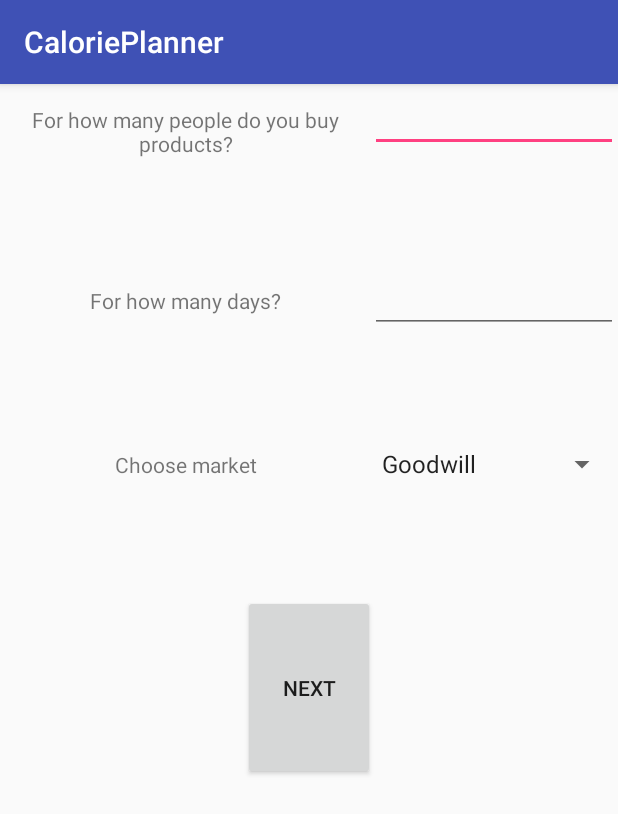
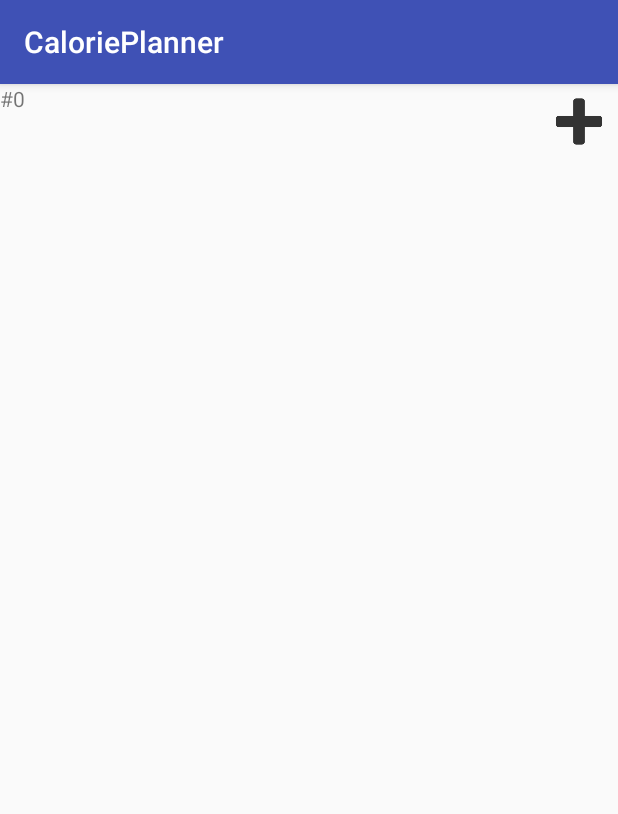
Before and after one commit to GiorgiSheklashvili/CaloriePlanner, an Android app: the screen it shows after launch (MainActivity), on a phone screen of 412 x 824 dp. Shown: the top 814 px of the screen. Run offline under Robolectric (Android 15) with nearby library versions, the phone set to English and light mode, and no system bars; libraries missing offline, so code that uses them is left out: io.realm; 3 statements that could not run were skipped.

Commit message:
recyclerview added

```diff
--- a/app/build.gradle
+++ b/app/build.gradle
@@ -25,7 +25,9 @@ dependencies {
     androidTestCompile('com.android.support.test.espresso:espresso-core:2.2.2', {
         exclude group: 'com.android.support', module: 'support-annotations'
     })
-    compile 'com.android.support:appcompat-v7:25.1.1'
-    compile 'com.android.support.constraint:constraint-layout:+'
+    compile 'com.android.support:appcompat-v7:25.2.0'
+    compile 'com.android.support:recyclerview-v7:25.2.0'
+    compile 'com.android.support.constraint:constraint-layout:1.0.2'
+    compile 'com.android.support:support-v4:25.2.0'
     testCompile 'junit:junit:4.12'
 }
--- /dev/null
+++ b/app/src/main/java/home/gio/calorieplanner/presenter/CustomAdapter.java
@@ -0,0 +1,58 @@
+package home.gio.calorieplanner.presenter;
+
+
+import android.support.v7.widget.RecyclerView;
+import android.view.LayoutInflater;
+import android.view.View;
+import android.view.ViewGroup;
+import android.widget.ImageView;
+import android.widget.TextView;
+
+import home.gio.calorieplanner.R;
+
+public class CustomAdapter extends RecyclerView.Adapter<CustomAdapter.ViewHolder> {
+    private int count;
+
+
+    public CustomAdapter(int count) {
+        this.count = count;
+    }
+
+    @Override
+    public ViewHolder onCreateViewHolder(ViewGroup parent, int viewType) {
+        View view = LayoutInflater.from(parent.getContext()).inflate(R.layout.row_item, parent, false);
+        return new ViewHolder(view);
+    }
+
+    @Override
+    public void onBindViewHolder(ViewHolder holder, int position) {
+        holder.enumTextView.setText("#" + Integer.toString(position));
+        holder.plusImageView.setImageResource(R.drawable.plus);
+    }
+
+    @Override
+    public int getItemCount() {
+        if (count == 0)
+            return 1;
+        else
+            return count;
+    }
+
+    public int getCount() {
+        return count;
+    }
+
+
+    public static class ViewHolder extends RecyclerView.ViewHolder {
+        private TextView enumTextView;
+        private ImageView plusImageView;
+        private View middleView;
+
+        public ViewHolder(View itemView) {
+            super(itemView);
+            enumTextView = (TextView) itemView.findViewById(R.id.enumTextView);
+            plusImageView = (ImageView) itemView.findViewById(R.id.plusMinusImageView);
+            middleView = itemView.findViewById(R.id.emptyView);
+        }
+    }
+}
--- a/app/src/main/java/home/gio/calorieplanner/view/MainActivity.java
+++ b/app/src/main/java/home/gio/calorieplanner/view/MainActivity.java
@@ -14,19 +14,16 @@ import io.realm.Realm;
 import io.realm.RealmQuery;
 import io.realm.RealmResults;
 
-public class MainActivity extends AppCompatActivity implements AdapterView.OnItemSelectedListener {
-    private TextView txt1;
+public class MainActivity extends AppCompatActivity{
+//    private TextView txt1;
 
     @Override
     protected void onCreate(Bundle savedInstanceState) {
         super.onCreate(savedInstanceState);
         setContentView(R.layout.activity_main);
-        Spinner spinner = (Spinner) findViewById(R.id.marketsSpinner);
-        ArrayAdapter<CharSequence> adapter = ArrayAdapter.createFromResource(this,
-                R.array.markets_array, android.R.layout.simple_spinner_item);
-        adapter.setDropDownViewResource(android.R.layout.simple_spinner_dropdown_item);
-        spinner.setAdapter(adapter);
-        spinner.setOnItemSelectedListener(this);
+        MainFragment mainFragment=new MainFragment();
+        getSupportFragmentManager().beginTransaction().add(R.id.fragment_main_container,mainFragment).commit();
+
 //        txt1=(TextView) findViewById(R.id.textView);
 //        Realm realm = Realm.getDefaultInstance();
 //        realm.beginTransaction();
@@ -44,13 +41,4 @@ public class MainActivity extends AppCompatActivity implements AdapterView.OnIte
 //        txt1.setText(result1.get(0).getName());
     }
 
-    @Override
-    public void onItemSelected(AdapterView<?> adapterView, View view, int i, long l) {
-
-    }
-
-    @Override
-    public void onNothingSelected(AdapterView<?> adapterView) {
-
-    }
 }
--- /dev/null
+++ b/app/src/main/java/home/gio/calorieplanner/view/MainFragment.java
@@ -0,0 +1,88 @@
+package home.gio.calorieplanner.view;
+
+import android.content.Context;
+import android.net.Uri;
+import android.os.Bundle;
+import android.support.annotation.Nullable;
+import android.support.v4.app.Fragment;
+import android.support.v7.widget.LinearLayoutManager;
+import android.support.v7.widget.RecyclerView;
+import android.view.LayoutInflater;
+import android.view.View;
+import android.view.ViewGroup;
+import android.widget.AdapterView;
+import android.widget.ArrayAdapter;
+import android.widget.Spinner;
+
+import home.gio.calorieplanner.R;
+import home.gio.calorieplanner.presenter.CustomAdapter;
+
+
+public class MainFragment extends Fragment implements AdapterView.OnItemSelectedListener  {
+    private RecyclerView mRecyclerView;
+    private RecyclerView.Adapter mAdapter;
+    private RecyclerView.LayoutManager mLayoutManager;
+
+    public MainFragment() {
+        // Required empty public constructor
+    }
+
+    @Override
+    public void onCreate(Bundle savedInstanceState) {
+        super.onCreate(savedInstanceState);
+    }
+
+    @Override
+    public View onCreateView(LayoutInflater inflater, ViewGroup container,
+                             Bundle savedInstanceState) {
+        View rootView=inflater.inflate(R.layout.fragment_main,container,false);
+        mRecyclerView=(RecyclerView)rootView.findViewById(R.id.recycler_View);
+        mLayoutManager=new LinearLayoutManager(getActivity());
+        mRecyclerView.setLayoutManager(mLayoutManager);
+        mAdapter=new CustomAdapter(0);
+
+        mRecyclerView.setAdapter(mAdapter);
+        return rootView;
+}
+
+    @Override
+    public void onViewCreated(View view, @Nullable Bundle savedInstanceState) {
+        super.onViewCreated(view, savedInstanceState);
+    }
+
+    @Override
+    public void onAttach(Context context) {
+        super.onAttach(context);
+
+    }
+
+    @Override
+    public void onDetach() {
+        super.onDetach();
+    }
+
+    @Override
+    public void onItemSelected(AdapterView<?> adapterView, View view, int i, long l) {
+
+    }
+
+    @Override
+    public void onNothingSelected(AdapterView<?> adapterView) {
+
+    }
+
+    /**
+     * This interface must be implemented by activities that contain this
+     * fragment to allow an interaction in this fragment to be communicated
+     * to the activity and potentially other fragments contained in that
+     * activity.
+     * <p>
+     * See the Android Training lesson <a href=
+     * "http://developer.android.com/training/basics/fragments/communicating.html"
+     * >Communicating with Other Fragments</a> for more information.
+     */
+    public interface OnFragmentInteractionListener {
+        // TODO: Update argument type and name
+        void onFragmentInteraction(Uri uri);
+    }
+}
--- a/app/src/main/res/layout/activity_main.xml
+++ b/app/src/main/res/layout/activity_main.xml
@@ -1,74 +1,6 @@
-<?xml version="1.0" encoding="utf-8"?>
-<LinearLayout xmlns:android="http://schemas.android.com/apk/res/android"
-    xmlns:tools="http://schemas.android.com/tools"
+<FrameLayout xmlns:android="http://schemas.android.com/apk/res/android"
+    android:id="@+id/fragment_main_container"
     android:layout_width="match_parent"
-    android:layout_height="match_parent"
-    android:orientation="vertical"
-    android:weightSum="8"
-    >
+    android:layout_height="match_parent">
 
-    <LinearLayout
-        android:layout_weight="1"
-        android:layout_width="match_parent"
-        android:layout_height="wrap_content"
-        android:orientation="horizontal">
-        <TextView
-            android:id="@+id/PeopleTextView"
-            android:layout_width="0dp"
-            android:layout_height="wrap_content"
-            android:layout_weight="3"
-            android:gravity="center"
-            android:text="@string/people" />
-
-        <EditText
-            android:id="@+id/peopleEditText"
-            android:layout_width="0dp"
-            android:layout_height="wrap_content"
-            android:layout_weight="2" />
-    </LinearLayout>
-    <LinearLayout
-        android:layout_weight="1"
-        android:layout_width="match_parent"
-        android:layout_height="wrap_content"
-        android:orientation="horizontal">
-        <TextView
-            android:id="@+id/daysTextView"
-            android:layout_width="0dp"
-            android:layout_height="wrap_content"
-            android:layout_weight="3"
-            android:gravity="center"
-            android:text="@string/days" />
-
-        <EditText
-            android:id="@+id/daysEditText"
-            android:layout_width="0dp"
-            android:layout_height="wrap_content"
-            android:layout_weight="2" />
-    </LinearLayout>
-    <LinearLayout
-        android:layout_width="match_parent"
-        android:layout_height="wrap_content"
-        android:layout_weight="1"
-        android:orientation="horizontal">
-        <TextView
-            android:id="@+id/marketTextView"
-            android:layout_width="0dp"
-            android:layout_height="wrap_content"
-            android:layout_weight="3"
-            android:gravity="center"
-            android:text="@string/market" />
-        <Spinner
-            android:id="@+id/marketsSpinner"
-            android:layout_width="0dp"
-            android:layout_height="wrap_content"
-            android:layout_weight="2" />
-    </LinearLayout>
-    <Button
-        android:layout_width="wrap_content"
-        android:layout_height="wrap_content"
-        android:text="@string/next"
-        android:layout_weight="1"
-        android:layout_gravity="center_horizontal"
-        />
-
-</LinearLayout>
+</FrameLayout>
--- /dev/null
+++ b/app/src/main/res/layout/fragment_main.xml
@@ -0,0 +1,12 @@
+<?xml version="1.0" encoding="utf-8"?>
+<LinearLayout xmlns:android="http://schemas.android.com/apk/res/android"
+    android:layout_width="match_parent"
+    android:layout_height="match_parent"
+    android:orientation="vertical">
+
+    <android.support.v7.widget.RecyclerView
+        android:id="@+id/recycler_View"
+        android:layout_width="match_parent"
+        android:layout_height="match_parent">
+    </android.support.v7.widget.RecyclerView>
+</LinearLayout>
--- /dev/null
+++ b/app/src/main/res/layout/row_item.xml
@@ -0,0 +1,27 @@
+<?xml version="1.0" encoding="utf-8"?>
+<LinearLayout xmlns:android="http://schemas.android.com/apk/res/android"
+    android:layout_width="match_parent"
+    android:layout_height="50dp"
+    android:orientation="horizontal"
+    >
+
+    <TextView
+        android:id="@+id/enumTextView"
+        android:layout_width="0dp"
+        android:layout_height="wrap_content"
+        android:layout_weight="1"
+        />
+
+    <View
+        android:id="@+id/emptyView"
+        android:layout_width="0dp"
+        android:layout_height="wrap_content"
+        android:layout_weight="6"
+        />
+    <ImageView
+        android:id="@+id/plusMinusImageView"
+        android:layout_width="0dp"
+        android:layout_height="wrap_content"
+        android:layout_weight="1"
+        android:src="@drawable/plus" />
+</LinearLayout>
--- a/app/src/main/res/values/strings.xml
+++ b/app/src/main/res/values/strings.xml
@@ -12,4 +12,7 @@
         <item>Spar</item>
         <item>Nugeshi</item>
     </string-array>
+
+    <!-- TODO: Remove or change this placeholder text -->
+    <string name="hello_blank_fragment">Hello blank fragment</string>
 </resources>
```
Also changed, not shown: app/src/main/res/drawable-mdpi/minus.png (added), app/src/main/res/drawable-mdpi/plus.png (added), app/src/main/res/drawable-xhdpi/minus.png (added), app/src/main/res/drawable-xhdpi/plus.png (added).
